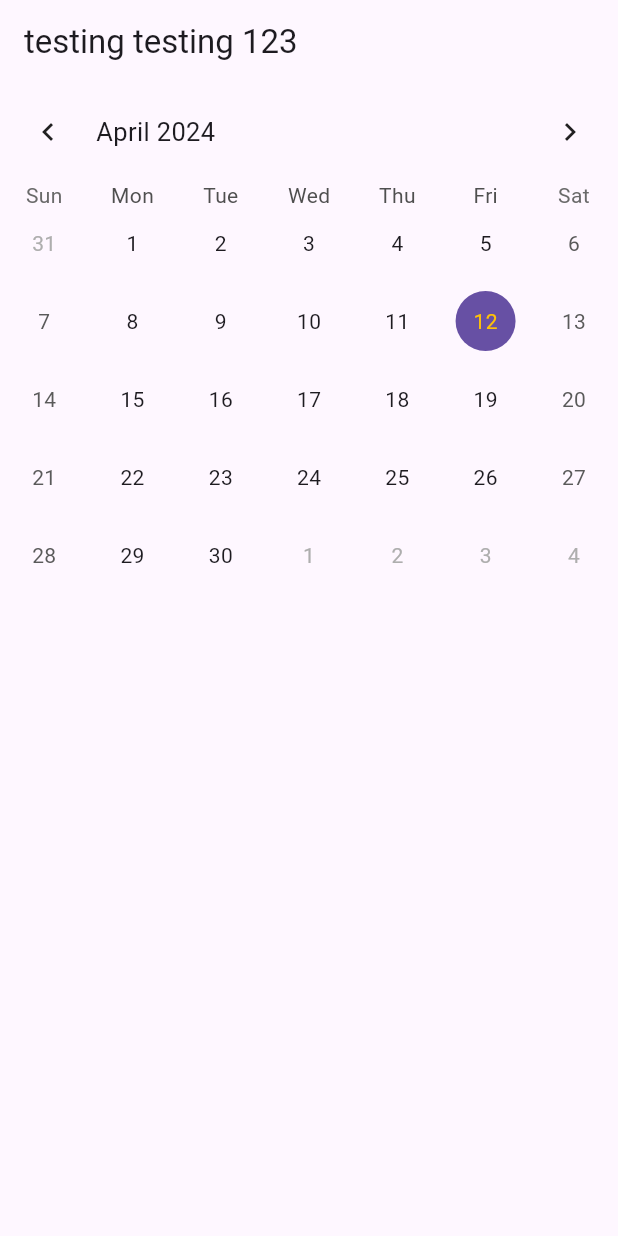
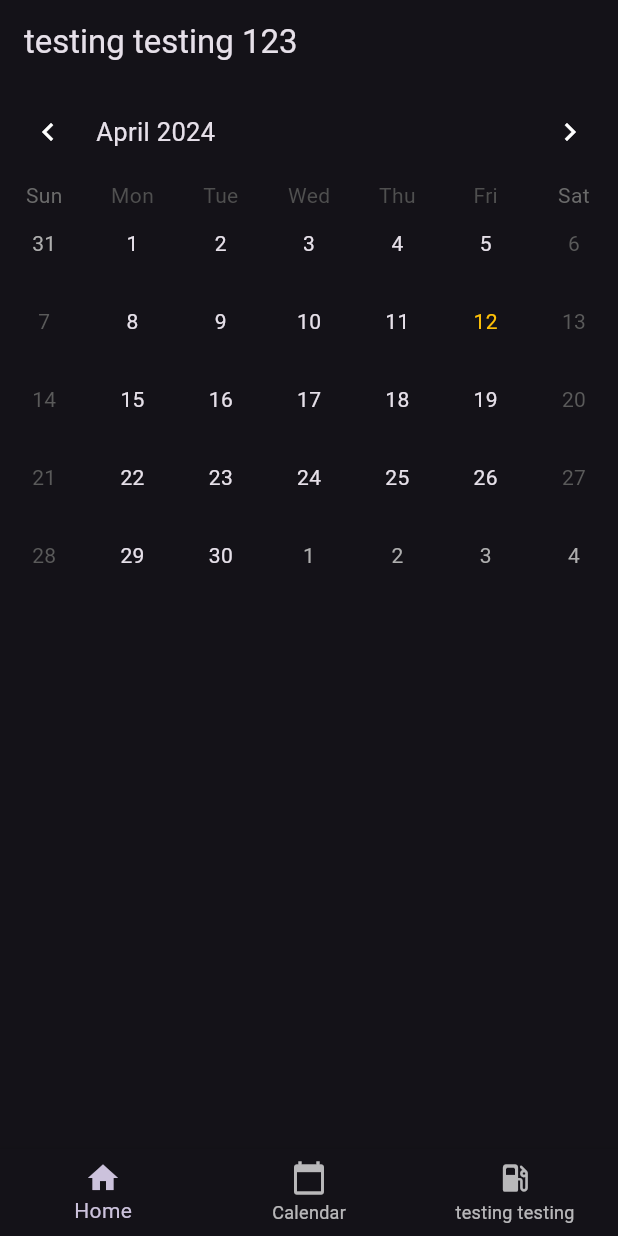
Before and after one commit to BabaTheBoundless/Flutter_Calendar, a Flutter app: the screen it shows after launch, on a phone screen of 412 x 824 dp. Run offline on Flutter 3.47's test engine with Material 3 defaults, Android fonts, the phone set to English and light mode, and no system bars; drawn by our look-alikes of table_calendar.

Commit message:
will do dark mode later, working on getting bottom menu bar working. github link works; everything else just placeholders'

```diff
--- a/lib/main.dart
+++ b/lib/main.dart
@@ -1,5 +1,6 @@
 import 'package:flutter/material.dart';
 import 'package:table_calendar/table_calendar.dart';
+import 'package:url_launcher/url_launcher.dart';
 
 /* need to add some fast way to go through the months and years.
 
@@ -14,10 +15,9 @@
   Widget build(BuildContext context) {
     return MaterialApp(
       title: 'AAH',
-      theme: ThemeData(
-        //they said primarySwatch will act as a theme; I don't see it but could be browser issue???
-        primarySwatch: Colors.amber,
-      ),
+      theme: ThemeData.dark(),
+      darkTheme: ThemeData.dark(),
+      themeMode: ThemeMode.system,
       home: CalendarPage(),
     );
   }
@@ -32,6 +32,7 @@
   late CalendarFormat _calendarFormat;
   late DateTime _focusedDay;
   late DateTime _selectedDay;
+  int _currentIndex = 0;
 
   @override
   void initState() {
@@ -41,13 +42,29 @@
     _selectedDay = DateTime.now();
   }
 
+  void _itemTapped(int index) {
+    setState(() {
+      _currentIndex = index;
+      //Home button
+      if (_currentIndex == 0) {
+        _openGithub();
+      } else if (_currentIndex == 1) {
+        _calendarFormat = CalendarFormat.twoWeeks;
+      } else if (_currentIndex == 2) {
+        _calendarFormat == CalendarFormat.twoWeeks;
+      }
+    });
+  }
+
   @override
   Widget build(BuildContext context) {
     return Scaffold(
       appBar: AppBar(
         title: Text('testing testing 123'),
       ),
-      body: TableCalendar(
+      body: Theme(
+        data: Theme.of(context),
+        child: TableCalendar(
           //may want to change the earilest start and end date later
           firstDay: DateTime.utc(2000, 1, 1),
           lastDay: DateTime.utc(2100, 12, 31),
@@ -79,6 +96,31 @@
               selectedTextStyle: TextStyle(color: Colors.amber),
               todayTextStyle: TextStyle(color: Colors.amber)),
         ),
+      ),
+      bottomNavigationBar: BottomNavigationBar(
+        items: <BottomNavigationBarItem>[
+          BottomNavigationBarItem(
+            icon: Icon(Icons.home),
+            label: 'Home',
+          ),
+          BottomNavigationBarItem(
+            icon: Icon(Icons.calendar_today),
+            label: 'Calendar',
+          ),
+          BottomNavigationBarItem(
+              icon: Icon(Icons.local_gas_station_rounded),
+              label: 'testing testing'),
+        ],
+        currentIndex: _currentIndex,
+        onTap: _itemTapped,
+      ),
     );
   }
+
+  void _openGithub() async {
+    const githubLink = 'https://github.com';
+
+    Uri uriGithubLink = Uri.parse(githubLink);
+    await launchUrl(uriGithubLink);
   }
+}
--- a/pubspec.yaml
+++ b/pubspec.yaml
@@ -31,6 +31,7 @@ dependencies:
   table_calendar: ^3.1.1
   flutter:
     sdk: flutter
+  url_launcher: ^6.0.6
 
 
 
```
Also changed, not shown: pubspec.lock, 14 other files. Lines whose indentation alone changed are shown as unchanged.
